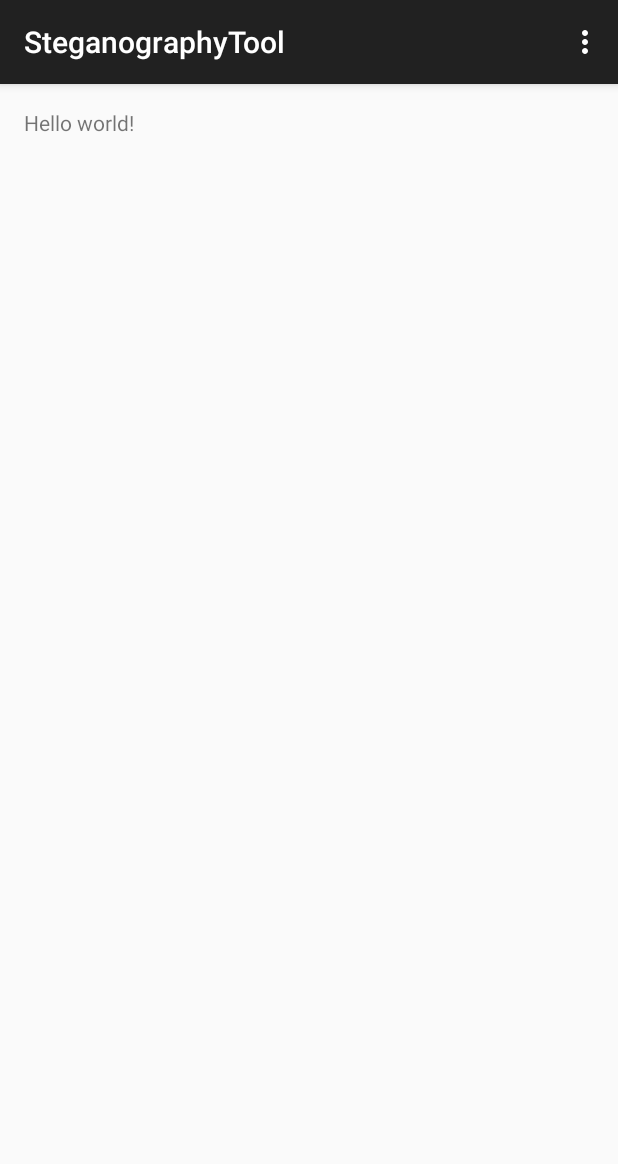
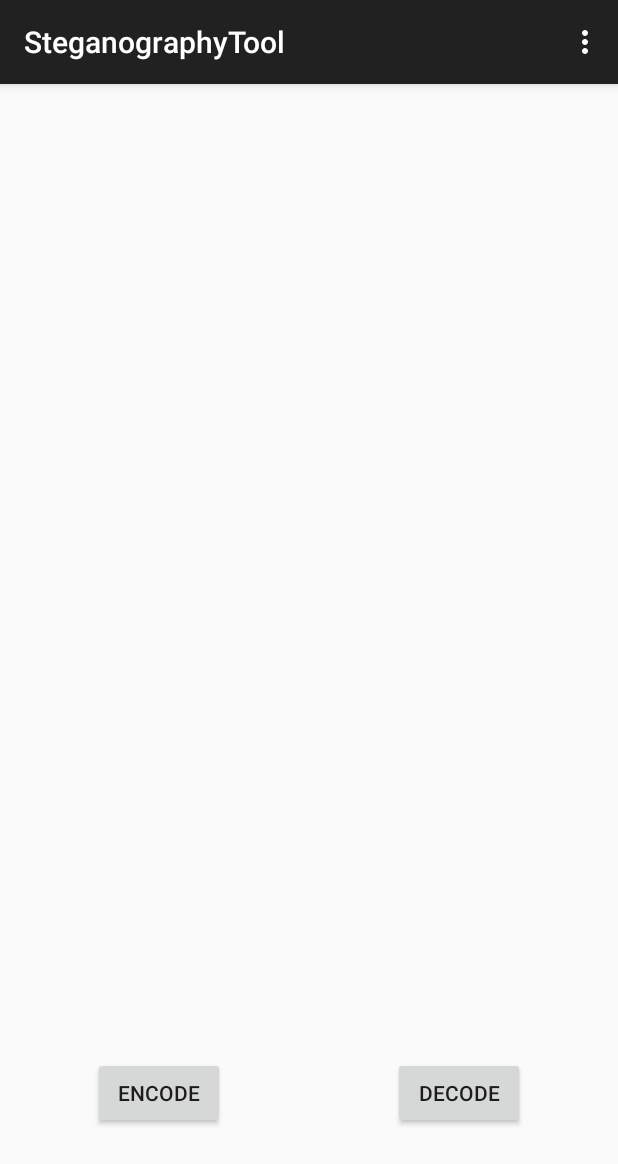
Before and after one commit to AugustanaCSC490Spring2015/CipherSquadSteganographyTool, an Android app: the screen it shows after launch (MainActivity), on a phone screen of 412 x 824 dp. Shown: the top 1164 px of the screen. Run offline under Robolectric (Android 15) with nearby library versions, the phone set to English and light mode, and no system bars.

Commit message:
Added encode and decode activities

```diff
--- a/app/src/main/java/edu/augustana/csc490/steganographytool/MainActivity.java
+++ b/app/src/main/java/edu/augustana/csc490/steganographytool/MainActivity.java
@@ -1,9 +1,14 @@
 package edu.augustana.csc490.steganographytool;
 
+
+import android.content.Intent;
+import android.view.View;
 import android.support.v7.app.ActionBarActivity;
 import android.os.Bundle;
 import android.view.Menu;
 import android.view.MenuItem;
+import android.widget.Button;
+import android.widget.ImageButton;
 
 
 public class MainActivity extends ActionBarActivity {
@@ -12,15 +17,42 @@ public class MainActivity extends ActionBarActivity {
     protected void onCreate(Bundle savedInstanceState) {
         super.onCreate(savedInstanceState);
         setContentView(R.layout.activity_main);
+
+        Button encodeButton = (Button) findViewById(R.id.encodeButton);
+        encodeButton.setOnClickListener(encodeButtonListener);
+
+        Button decodeButton = (Button) findViewById(R.id.decodeButton);
+        decodeButton.setOnClickListener(decodeButtonListener);
     }
+
+    View.OnClickListener encodeButtonListener = new View.OnClickListener() {
+        @Override
+        public void onClick(View v) {
+            Intent encodeIntent = new Intent(MainActivity.this, encode.class);
+            startActivity(encodeIntent);
+        }
+    };
+
+    View.OnClickListener decodeButtonListener = new View.OnClickListener() {
+        @Override
+        public void onClick(View v) {
+            Intent decodeIntent = new Intent(MainActivity.this, decode.class);
+            startActivity(decodeIntent);
+        }
+    };
 
 
     @Override
     public boolean onCreateOptionsMenu(Menu menu) {
         // Inflate the menu; this adds items to the action bar if it is present.
         getMenuInflater().inflate(R.menu.menu_main, menu);
+
+
+
         return true;
+
     }
+
 
     @Override
     public boolean onOptionsItemSelected(MenuItem item) {
@@ -36,4 +68,6 @@ public class MainActivity extends ActionBarActivity {
 
         return super.onOptionsItemSelected(item);
     }
+
+
 }
--- a/app/src/main/res/layout/activity_main.xml
+++ b/app/src/main/res/layout/activity_main.xml
@@ -5,7 +5,26 @@
     android:paddingTop="@dimen/activity_vertical_margin"
     android:paddingBottom="@dimen/activity_vertical_margin" tools:context=".MainActivity">
 
-    <TextView android:text="@string/hello_world" android:layout_width="wrap_content"
-        android:layout_height="wrap_content" />
+    <Button
+        android:layout_width="wrap_content"
+        android:layout_height="wrap_content"
+        android:text="@string/encodeText"
+        android:id="@+id/encodeButton"
+        android:layout_marginLeft="46dp"
+        android:layout_marginStart="46dp"
+        android:layout_marginBottom="55dp"
+        android:layout_alignParentBottom="true"
+        android:layout_alignParentLeft="true"
+        android:layout_alignParentStart="true" />
 
+    <Button
+        android:layout_width="wrap_content"
+        android:layout_height="wrap_content"
+        android:text="@string/decodeText"
+        android:id="@+id/decodeButton"
+        android:layout_alignBottom="@+id/encodeButton"
+        android:layout_alignParentRight="true"
+        android:layout_alignParentEnd="true"
+        android:layout_marginRight="46dp"
+        android:layout_marginEnd="32dp" />
 </RelativeLayout>
```
Also changed, not shown: app/src/main/AndroidManifest.xml (+18 -0 lines), app/src/main/res/values/strings.xml (+7 -2 lines).
